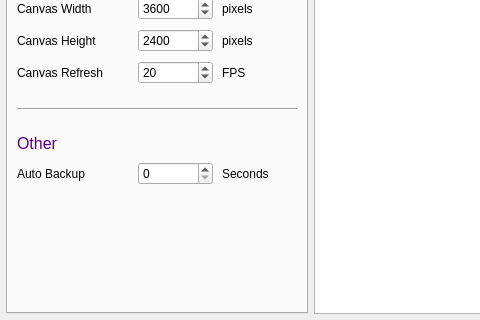
Qt form src/gui/appdialogs/appdialog.ui (Arcachofo/SimulIDE-dev) before a commit; both pictures show x 0 to 480 and y 180 to 500 of the 673 by 500 pixel window.
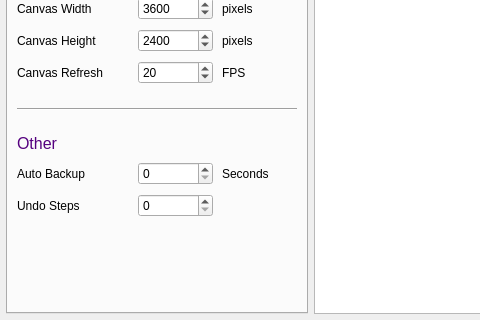
The same form after that commit. The open tabs and pages were chosen to show the change.

Commit message: AppDialog: added undo steps property.

What changed in the file:
```diff
--- a/src/gui/appdialogs/appdialog.ui
+++ b/src/gui/appdialogs/appdialog.ui
@@ -803,6 +803,64 @@
            </item>
           </layout>
          </item>
+         <item>
+          <layout class="QHBoxLayout" name="horizontalLayout_18">
+           <item>
+            <widget class="QLabel" name="stepLabel_4">
+             <property name="text">
+              <string>Undo Steps</string>
+             </property>
+            </widget>
+           </item>
+           <item>
+            <widget class="QSpinBox" name="undo_steps">
+             <property name="minimumSize">
+              <size>
+               <width>75</width>
+               <height>0</height>
+              </size>
+             </property>
+             <property name="maximumSize">
+              <size>
+               <width>75</width>
+               <height>16777215</height>
+              </size>
+             </property>
+             <property name="minimum">
+              <number>0</number>
+             </property>
+             <property name="maximum">
+              <number>999</number>
+             </property>
+            </widget>
+           </item>
+           <item>
+            <widget class="QLabel" name="label_26">
+             <property name="sizePolicy">
+              <sizepolicy hsizetype="Fixed" vsizetype="Preferred">
+               <horstretch>0</horstretch>
+               <verstretch>0</verstretch>
+              </sizepolicy>
+             </property>
+             <property name="minimumSize">
+              <size>
+               <width>75</width>
+               <height>0</height>
+              </size>
+             </property>
+             <property name="maximumSize">
+              <size>
+               <width>75</width>
+               <height>16777215</height>
+              </size>
+             </property>
+             <property name="text">
+              <string notr="true"> </string>
+             </property>
+            </widget>
+           </item>
+          </layout>
+         </item>
          <item>
           <spacer name="verticalSpacer_2">
            <property name="orientation">
```
Left out of the diff: 2 changed lines with no effect on the pictures. The commit also changes 4 other files.
